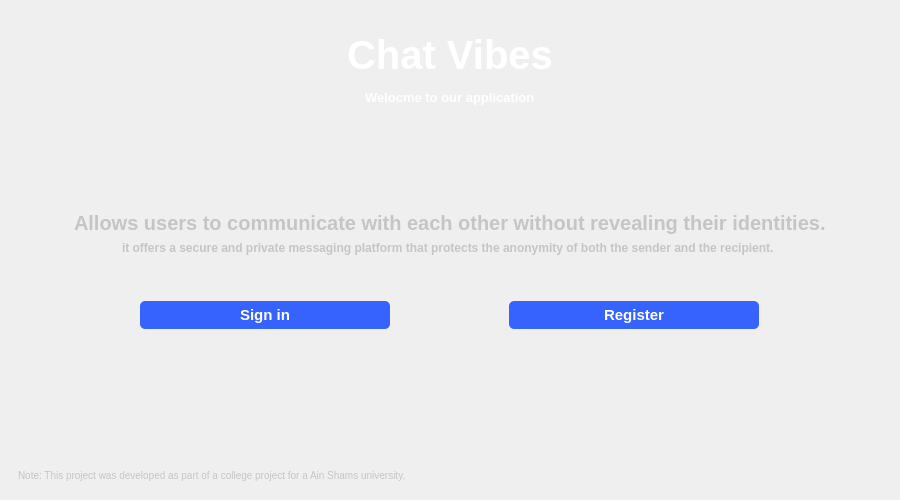
Qt form welcomepage.ui (MarkoSami/ChatVibes) before a commit.
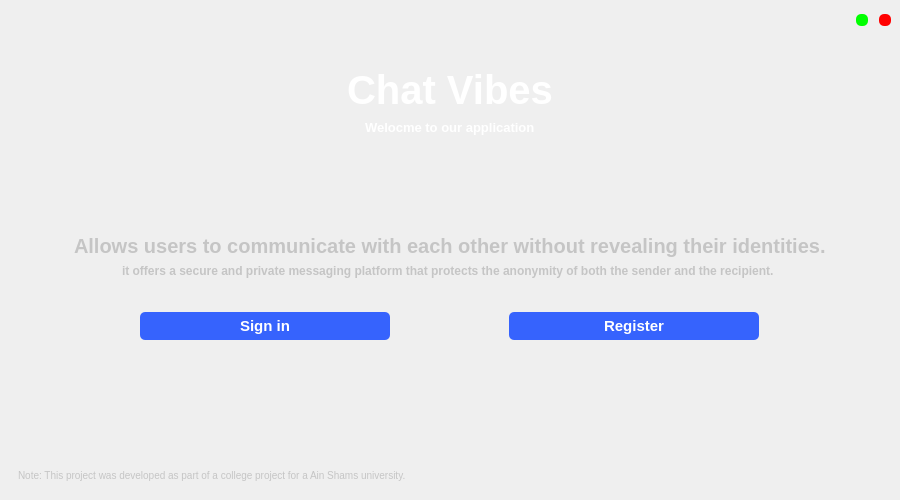
The same form after that commit. The open tabs and pages were chosen to show the change. Icons and pictures are not drawn.

Diff of the .ui file:
```diff
--- a/welcomepage.ui
+++ b/welcomepage.ui
@@ -32,7 +32,7 @@
   </property>
   <layout class="QVBoxLayout" name="verticalLayout_2">
    <property name="spacing">
-    <number>6</number>
+    <number>0</number>
    </property>
    <property name="leftMargin">
     <number>0</number>
@@ -46,10 +46,92 @@
    <property name="bottomMargin">
     <number>0</number>
    </property>
+   <item alignment="Qt::AlignRight">
+    <widget class="QGroupBox" name="horizontalGroupBox">
+     <property name="styleSheet">
+      <string notr="true">border:none;</string>
+     </property>
+     <layout class="QHBoxLayout" name="horizontalLayout_5">
+      <property name="spacing">
+       <number>11</number>
+      </property>
+      <property name="topMargin">
+       <number>14</number>
+      </property>
+      <property name="bottomMargin">
+       <number>14</number>
+      </property>
+      <item>
+       <widget class="QPushButton" name="pushButton_8">
+        <property name="minimumSize">
+         <size>
+          <width>12</width>
+          <height>12</height>
+         </size>
+        </property>
+        <property name="maximumSize">
+         <size>
+          <width>11</width>
+          <height>11</height>
+         </size>
+        </property>
+        <property name="cursor">
+         <cursorShape>PointingHandCursor</cursorShape>
+        </property>
+        <property name="styleSheet">
+         <string notr="true">background : rgb(0, 255, 0); 
+border-radius : 5px;</string>
+        </property>
+        <property name="text">
+         <string/>
+        </property>
+       </widget>
+      </item>
+      <item>
+       <widget class="QPushButton" name="pushButton_7">
+        <property name="minimumSize">
+         <size>
+          <width>12</width>
+          <height>12</height>
+         </size>
+        </property>
+        <property name="maximumSize">
+         <size>
+          <width>11</width>
+          <height>11</height>
+         </size>
+        </property>
+        <property name="cursor">
+         <cursorShape>PointingHandCursor</cursorShape>
+        </property>
+        <property name="styleSheet">
+         <string notr="true">background : red;
+border-radius : 5px;</string>
+        </property>
+        <property name="text">
+         <string/>
+        </property>
+       </widget>
+      </item>
+     </layout>
+    </widget>
+   </item>
    <item>
     <widget class="QStackedWidget" name="stackedWidget">
+     <property name="sizePolicy">
+      <sizepolicy hsizetype="Preferred" vsizetype="Preferred">
+       <horstretch>0</horstretch>
+       <verstretch>0</verstretch>
+      </sizepolicy>
+     </property>
+     <property name="maximumSize">
+      <size>
+       <width>16777215</width>
+       <height>16777215</height>
+      </size>
+     </property>
      <property name="currentIndex">
-      <number>0</number>
+      <number>1</number>
      </property>
      <widget class="QWidget" name="page_3">
       <property name="styleSheet">
```
